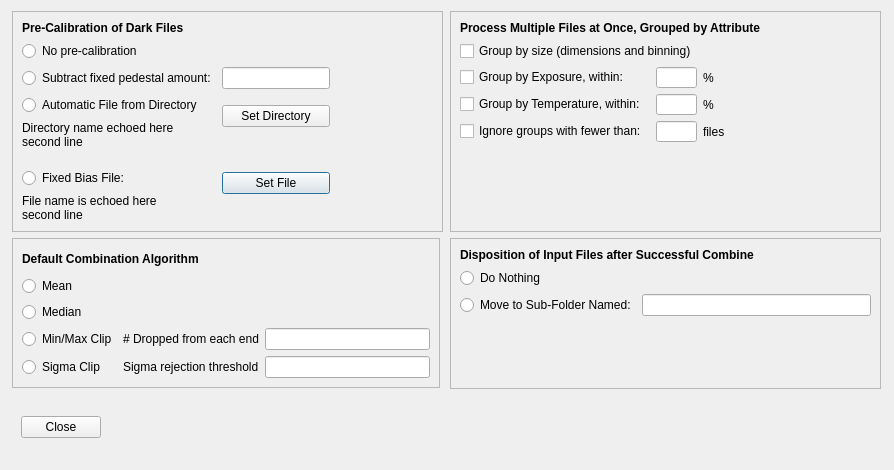
The window that PreferencesWindow.ui (RMcDOttawa/MasterDarkMaker) describes before a commit, drawn with Qt 5.
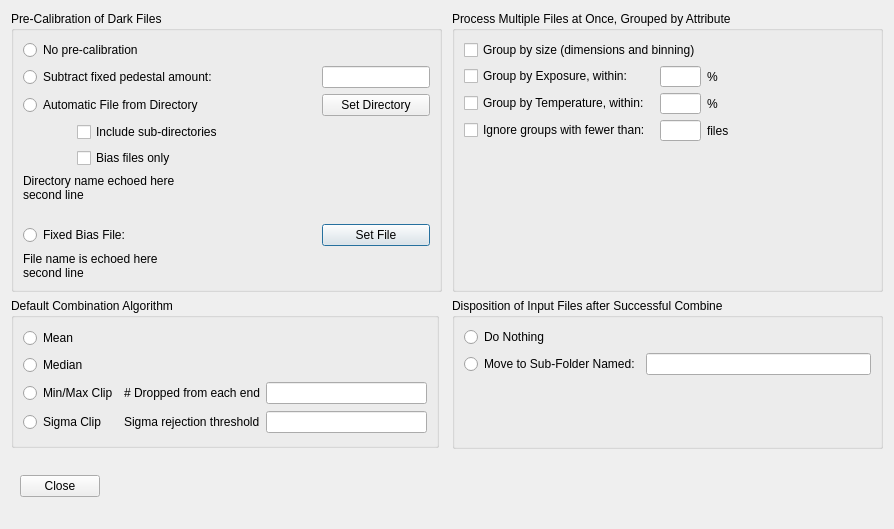
The same window after the commit.

Commit message: "Select only bias files" option implemented for auto-bias selection

```diff
--- a/PreferencesWindow.ui
+++ b/PreferencesWindow.ui
@@ -7,19 +7,19 @@
     <x>0</x>
     <y>0</y>
     <width>894</width>
-    <height>470</height>
+    <height>529</height>
    </rect>
   </property>
   <property name="minimumSize">
    <size>
     <width>894</width>
-    <height>470</height>
+    <height>529</height>
    </size>
   </property>
   <property name="maximumSize">
    <size>
     <width>894</width>
-    <height>470</height>
+    <height>529</height>
    </size>
   </property>
   <property name="windowTitle">
@@ -27,34 +27,24 @@
   </property>
   <layout class="QGridLayout" name="gridLayout_6">
    <item row="0" column="0">
-    <widget class="QFrame" name="frame_3">
+    <widget class="QGroupBox" name="groupBox_3">
      <property name="minimumSize">
       <size>
        <width>431</width>
-       <height>221</height>
+       <height>261</height>
       </size>
      </property>
      <property name="maximumSize">
       <size>
        <width>431</width>
-       <height>221</height>
+       <height>9999</height>
       </size>
      </property>
-     <property name="frameShape">
-      <enum>QFrame::StyledPanel</enum>
-     </property>
-     <property name="frameShadow">
-      <enum>QFrame::Raised</enum>
+     <property name="title">
+      <string>Pre-Calibration of Dark Files</string>
      </property>
      <layout class="QGridLayout" name="gridLayout_4">
-      <item row="0" column="0" colspan="3">
-       <widget class="QLabel" name="label_6">
-        <property name="text">
-         <string>&lt;html&gt;&lt;head/&gt;&lt;body&gt;&lt;p&gt;&lt;span style=&quot; font-weight:600;&quot;&gt;Pre-Calibration of Dark Files&lt;/span&gt;&lt;/p&gt;&lt;/body&gt;&lt;/html&gt;</string>
-        </property>
-       </widget>
-      </item>
-      <item row="1" column="0">
+      <item row="0" column="0" colspan="2">
        <widget class="QRadioButton" name="noPreClalibrationRB">
         <property name="toolTip">
          <string>No precalibration</string>
@@ -64,20 +54,7 @@
         </property>
        </widget>
       </item>
-      <item row="1" column="3" rowspan="2">
-       <spacer name="horizontalSpacer_2">
-        <property name="orientation">
-         <enum>Qt::Horizontal</enum>
-        </property>
-        <property name="sizeHint" stdset="0">
-         <size>
-          <width>82</width>
-          <height>20</height>
-         </size>
-        </property>
-       </spacer>
-      </item>
-      <item row="2" column="0" colspan="2">
+      <item row="1" column="0" colspan="3">
        <widget class="QRadioButton" name="fixedPedestalRB">
         <property name="toolTip">
          <string>Precalibrate by subtracting given constant pedestal value from every pixel</string>
@@ -87,14 +64,14 @@
         </property>
        </widget>
       </item>
-      <item row="2" column="2">
+      <item row="1" column="4">
        <widget class="QLineEdit" name="fixedPedestalAmount">
         <property name="toolTip">
          <string>Pedestal value to subtract</string>
         </property>
        </widget>
       </item>
-      <item row="3" column="0">
+      <item row="2" column="0" colspan="3">
        <widget class="QRadioButton" name="autoPreCalibrationRB">
         <property name="toolTip">
          <string>Automatically choose a matching Bias file from a directory of Bias files</string>
@@ -104,7 +81,7 @@
         </property>
        </widget>
       </item>
-      <item row="3" column="2" rowspan="2">
+      <item row="2" column="4">
        <widget class="QPushButton" name="setAutoDirectory">
         <property name="toolTip">
          <string>Set the directory containing the calibration Bias files</string>
@@ -117,20 +94,79 @@
         </property>
        </widget>
       </item>
+      <item row="3" column="0">
+       <spacer name="horizontalSpacer_5">
+        <property name="orientation">
+         <enum>Qt::Horizontal</enum>
+        </property>
+        <property name="sizeType">
+         <enum>QSizePolicy::Fixed</enum>
+        </property>
+        <property name="sizeHint" stdset="0">
+         <size>
+          <width>48</width>
+          <height>19</height>
+         </size>
+        </property>
+       </spacer>
+      </item>
+      <item row="3" column="1" colspan="2">
+       <widget class="QCheckBox" name="autoRecursive">
+        <property name="text">
+         <string>Include sub-directories</string>
+        </property>
+       </widget>
+      </item>
       <item row="3" column="3">
-       <spacer name="horizontalSpacer_4">
+       <spacer name="horizontalSpacer_2">
         <property name="orientation">
          <enum>Qt::Horizontal</enum>
         </property>
         <property name="sizeHint" stdset="0">
          <size>
-          <width>47</width>
-          <height>17</height>
+          <width>31</width>
+          <height>20</height>
          </size>
         </property>
        </spacer>
       </item>
-      <item row="4" column="0" rowspan="2">
+      <item row="4" column="0">
+       <spacer name="horizontalSpacer_6">
+        <property name="orientation">
+         <enum>Qt::Horizontal</enum>
+        </property>
+        <property name="sizeType">
+         <enum>QSizePolicy::Fixed</enum>
+        </property>
+        <property name="sizeHint" stdset="0">
+         <size>
+          <width>48</width>
+          <height>19</height>
+         </size>
+        </property>
+       </spacer>
+      </item>
+      <item row="4" column="1">
+       <widget class="QCheckBox" name="autoBiasOnly">
+        <property name="text">
+         <string>Bias files only</string>
+        </property>
+       </widget>
+      </item>
+      <item row="4" column="2">
+       <spacer name="horizontalSpacer_3">
+        <property name="orientation">
+         <enum>Qt::Horizontal</enum>
+        </property>
+        <property name="sizeHint" stdset="0">
+         <size>
+          <width>45</width>
+          <height>19</height>
+         </size>
+        </property>
+       </spacer>
+      </item>
+      <item row="5" column="0" colspan="2">
        <widget class="QLabel" name="autoDirectoryName">
         <property name="text">
          <string>&lt;html&gt;&lt;head/&gt;&lt;body&gt;&lt;p&gt;&lt;span style=&quot; font-size:9pt;&quot;&gt;Directory name echoed here&lt;br/&gt;second line&lt;/span&gt;&lt;/p&gt;&lt;/body&gt;&lt;/html&gt;</string>
@@ -143,7 +179,7 @@
         </property>
        </widget>
       </item>
-      <item row="6" column="0">
+      <item row="6" column="0" colspan="2">
        <widget class="QRadioButton" name="FixedPreCalFileRB">
         <property name="toolTip">
          <string>Use fixed bias file specified here for precalibration</string>
@@ -153,20 +189,7 @@
         </property>
        </widget>
       </item>
-      <item row="6" column="3">
-       <spacer name="horizontalSpacer_3">
-        <property name="orientation">
-         <enum>Qt::Horizontal</enum>
-        </property>
-        <property name="sizeHint" stdset="0">
-         <size>
-          <width>82</width>
-          <height>20</height>
-         </size>
-        </property>
-       </spacer>
-      </item>
-      <item row="7" column="0">
+      <item row="7" column="0" colspan="2">
        <widget class="QLabel" name="precalibrationPathDisplay">
         <property name="sizePolicy">
          <sizepolicy hsizetype="Preferred" vsizetype="Fixed">
@@ -191,7 +214,7 @@
         </property>
        </widget>
       </item>
-      <item row="5" column="2" rowspan="3">
+      <item row="6" column="4">
        <widget class="QPushButton" name="selectPreCalFile">
         <property name="text">
          <string>Set File</string>
@@ -202,40 +225,24 @@
     </widget>
    </item>
    <item row="0" column="1">
-    <widget class="QFrame" name="frame">
+    <widget class="QGroupBox" name="groupBox">
      <property name="minimumSize">
       <size>
        <width>431</width>
-       <height>125</height>
+       <height>281</height>
       </size>
      </property>
      <property name="maximumSize">
       <size>
        <width>431</width>
-       <height>221</height>
+       <height>281</height>
       </size>
      </property>
-     <property name="frameShape">
-      <enum>QFrame::StyledPanel</enum>
-     </property>
-     <property name="frameShadow">
-      <enum>QFrame::Raised</enum>
+     <property name="title">
+      <string>Process Multiple Files at Once, Grouped by Attribute</string>
      </property>
      <layout class="QGridLayout" name="gridLayout_2">
-      <item row="0" column="0" colspan="3">
-       <widget class="QLabel" name="label_4">
-        <property name="maximumSize">
-         <size>
-          <width>338</width>
-          <height>16</height>
-         </size>
-        </property>
-        <property name="text">
-         <string>&lt;html&gt;&lt;head/&gt;&lt;body&gt;&lt;p&gt;&lt;span style=&quot; font-weight:600;&quot;&gt;Process Multiple Files at Once, Grouped by Attribute&lt;/span&gt;&lt;/p&gt;&lt;/body&gt;&lt;/html&gt;</string>
-        </property>
-       </widget>
-      </item>
-      <item row="1" column="0" colspan="2">
+      <item row="0" column="0" colspan="2">
        <widget class="QCheckBox" name="groupBySizeCB">
         <property name="toolTip">
          <string>Process sets of files having different dimensions or binnings</string>
@@ -245,17 +252,7 @@
         </property>
        </widget>
       </item>
-      <item row="2" column="0">
-       <widget class="QCheckBox" name="groupByExposureCB">
-        <property name="toolTip">
-         <string>Process sets of files having different exposure times</string>
-        </property>
-        <property name="text">
-         <string>Group by Exposure, within:</string>
-        </property>
-       </widget>
-      </item>
-      <item row="2" column="1">
+      <item row="1" column="1">
        <widget class="QLineEdit" name="exposureGroupTolerance">
         <property name="maximumSize">
          <size>
@@ -268,24 +265,14 @@
         </property>
        </widget>
       </item>
-      <item row="2" column="2">
+      <item row="1" column="2">
        <widget class="QLabel" name="label_7">
         <property name="text">
          <string>%</string>
         </property>
        </widget>
       </item>
-      <item row="3" column="0">
-       <widget class="QCheckBox" name="groupByTemperatureCB">
-        <property name="toolTip">
-         <string>Process sets of files having different CCD temperatures</string>
-        </property>
-        <property name="text">
-         <string>Group by Temperature, within:</string>
-        </property>
-       </widget>
-      </item>
-      <item row="3" column="1">
+      <item row="2" column="1">
        <widget class="QLineEdit" name="temperatureGroupTolerance">
         <property name="maximumSize">
          <size>
@@ -298,38 +285,58 @@
         </property>
        </widget>
       </item>
-      <item row="3" column="2">
+      <item row="2" column="2">
        <widget class="QLabel" name="label_8">
         <property name="text">
          <string>%</string>
         </property>
        </widget>
       </item>
-      <item row="4" column="0">
+      <item row="3" column="1">
+       <widget class="QLineEdit" name="minimumGroupSize">
+        <property name="maximumSize">
+         <size>
+          <width>41</width>
+          <height>21</height>
+         </size>
+        </property>
+       </widget>
+      </item>
+      <item row="2" column="0">
+       <widget class="QCheckBox" name="groupByTemperatureCB">
+        <property name="toolTip">
+         <string>Process sets of files having different CCD temperatures</string>
+        </property>
+        <property name="text">
+         <string>Group by Temperature, within:</string>
+        </property>
+       </widget>
+      </item>
+      <item row="3" column="0">
        <widget class="QCheckBox" name="ignoreSmallGroupsCB">
         <property name="text">
          <string>Ignore groups with fewer than:</string>
         </property>
        </widget>
       </item>
-      <item row="4" column="1">
-       <widget class="QLineEdit" name="minimumGroupSize">
-        <property name="maximumSize">
-         <size>
-          <width>41</width>
-          <height>21</height>
-         </size>
-        </property>
-       </widget>
-      </item>
-      <item row="4" column="2">
+      <item row="3" column="2">
        <widget class="QLabel" name="label_9">
         <property name="text">
          <string>files</string>
         </property>
        </widget>
       </item>
-      <item row="5" column="0">
+      <item row="1" column="0">
+       <widget class="QCheckBox" name="groupByExposureCB">
+        <property name="toolTip">
+         <string>Process sets of files having different exposure times</string>
+        </property>
+        <property name="text">
+         <string>Group by Exposure, within:</string>
+        </property>
+       </widget>
+      </item>
+      <item row="4" column="0">
        <spacer name="verticalSpacer">
         <property name="orientation">
          <enum>Qt::Vertical</enum>
@@ -346,7 +353,7 @@
     </widget>
    </item>
    <item row="1" column="0">
-    <widget class="QFrame" name="CombineMethod">
+    <widget class="QGroupBox" name="CombineMethod">
      <property name="minimumSize">
       <size>
        <width>428</width>
@@ -359,21 +366,11 @@
        <height>150</height>
       </size>
      </property>
-     <property name="frameShape">
-      <enum>QFrame::StyledPanel</enum>
-     </property>
-     <property name="frameShadow">
-      <enum>QFrame::Raised</enum>
+     <property name="title">
+      <string>Default Combination Algorithm</string>
      </property>
      <layout class="QGridLayout" name="gridLayout">
-      <item row="3" column="1">
-       <widget class="QLabel" name="label_2">
-        <property name="text">
-         <string># Dropped from each end</string>
-        </property>
-       </widget>
-      </item>
-      <item row="1" column="0">
+      <item row="0" column="0">
        <widget class="QRadioButton" name="combineMeanRB">
         <property name="toolTip">
          <string>Simple mean. Best signal-to-noise, but outliers (satellites etc) will show up.</string>
@@ -386,27 +383,31 @@
         </attribute>
        </widget>
       </item>
-      <item row="4" column="0">
-       <widget class="QRadioButton" name="combineSigmaRB">
+      <item row="2" column="2">
+       <widget class="QLineEdit" name="minMaxNumDropped">
         <property name="toolTip">
          <string>Drop pixels more than a given sigma ratio from the mean, then mean the rest. Good rejection of anomalous data.</string>
         </property>
-        <property name="text">
-         <string>Sigma Clip</string>
+       </widget>
+      </item>
+      <item row="3" column="2">
+       <widget class="QLineEdit" name="sigmaThreshold">
+        <property name="toolTip">
+         <string>&lt;html&gt;&lt;head/&gt;&lt;body&gt;&lt;p&gt;Sigma ratio (how many standard deviations the value is from the mean) beyond which data are dropped.  Try 2.0 then experiment.&lt;/p&gt;&lt;/body&gt;&lt;/html&gt;</string>
         </property>
         <attribute name="buttonGroup">
          <string notr="true">combineMethodGroup</string>
         </attribute>
        </widget>
       </item>
-      <item row="4" column="1">
+      <item row="3" column="1">
        <widget class="QLabel" name="label_3">
         <property name="text">
          <string>Sigma rejection threshold</string>
         </property>
        </widget>
       </item>
-      <item row="2" column="0">
+      <item row="1" column="0">
        <widget class="QRadioButton" name="combineMedianRB">
         <property name="toolTip">
          <string>Simple median. Rejects outliers, but signal-to-noise not as good as with Mean.</string>
@@ -419,14 +420,14 @@
         </attribute>
        </widget>
       </item>
-      <item row="3" column="2">
-       <widget class="QLineEdit" name="minMaxNumDropped">
-        <property name="toolTip">
-         <string>&lt;html&gt;&lt;head/&gt;&lt;body&gt;&lt;p&gt;How many min and max values are dropped?  (1 = drop all instances of the max and all instances of the min; 2 = all instances of max and next-to-max and all instances of 2 min values, etc.)&lt;/p&gt;&lt;/body&gt;&lt;/html&gt;</string>
+      <item row="2" column="1">
+       <widget class="QLabel" name="label_2">
+        <property name="text">
+         <string># Dropped from each end</string>
         </property>
        </widget>
       </item>
-      <item row="3" column="0">
+      <item row="2" column="0">
        <widget class="QRadioButton" name="combineMinMaxRB">
         <property name="toolTip">
          <string>Drop min and max values, then Mean. Works well when outliers are hot or black pixels.</string>
@@ -439,17 +440,13 @@
         </attribute>
        </widget>
       </item>
-      <item row="4" column="2">
-       <widget class="QLineEdit" name="sigmaThreshold">
+      <item row="3" column="0">
+       <widget class="QRadioButton" name="combineSigmaRB">
         <property name="toolTip">
          <string>&lt;html&gt;&lt;head/&gt;&lt;body&gt;&lt;p&gt;Sigma ratio (how many standard deviations the value is from the mean) beyond which data are dropped.  Try 2.0 then experiment.&lt;/p&gt;&lt;/body&gt;&lt;/html&gt;</string>
         </property>
-       </widget>
-      </item>
-      <item row="0" column="0" colspan="3">
-       <widget class="QLabel" name="label">
         <property name="text">
-         <string>&lt;html&gt;&lt;head/&gt;&lt;body&gt;&lt;p&gt;&lt;span style=&quot; font-weight:600;&quot;&gt;Default Combination Algorithm&lt;/span&gt;&lt;/p&gt;&lt;/body&gt;&lt;/html&gt;</string>
+         <string>Sigma Clip</string>
         </property>
        </widget>
       </item>
@@ -457,7 +454,7 @@
     </widget>
    </item>
    <item row="1" column="1">
-    <widget class="QFrame" name="frame_2">
+    <widget class="QGroupBox" name="groupBox_2">
      <property name="minimumSize">
       <size>
        <width>431</width>
@@ -470,40 +467,11 @@
        <height>151</height>
       </size>
      </property>
-     <property name="frameShape">
-      <enum>QFrame::StyledPanel</enum>
-     </property>
-     <property name="frameShadow">
-      <enum>QFrame::Raised</enum>
+     <property name="title">
+      <string>Disposition of Input Files after Successful Combine</string>
      </property>
      <layout class="QGridLayout" name="gridLayout_3">
-      <item row="0" column="0" colspan="2">
-       <widget class="QLabel" name="label_5">
-        <property name="maximumSize">
-         <size>
-          <width>330</width>
-          <height>16</height>
-         </size>
-        </property>
-        <property name="text">
-         <string>&lt;html&gt;&lt;b&gt;Disposition of Input Files after Successful Combine&lt;/b&gt;&lt;/html&gt;</string>
-        </property>
-       </widget>
-      </item>
       <item row="1" column="0">
-       <widget class="QRadioButton" name="dispositionNothingRB">
-        <property name="toolTip">
-         <string>Leave the input files alone.</string>
-        </property>
-        <property name="text">
-         <string>Do Nothing</string>
-        </property>
-        <attribute name="buttonGroup">
-         <string notr="true">dispositionGroup</string>
-        </attribute>
-       </widget>
-      </item>
-      <item row="2" column="0">
        <widget class="QRadioButton" name="dispositionSubFolderRB">
         <property name="toolTip">
          <string>Move the input files to a sub-folder (in the same directory as the input files) with the given name</string>
@@ -516,14 +484,7 @@
         </attribute>
        </widget>
       </item>
-      <item row="2" column="1">
-       <widget class="QLineEdit" name="subFolderName">
-        <property name="toolTip">
-         <string>&lt;html&gt;&lt;head/&gt;&lt;body&gt;&lt;p&gt;Name for the folder to move the processed files. Optionally this name can contain %d, %t, or %f, which will be replaced by the date, time, and filter name, respectively.&lt;/p&gt;&lt;/body&gt;&lt;/html&gt;</string>
-        </property>
-       </widget>
-      </item>
-      <item row="3" column="0">
+      <item row="2" column="0">
        <spacer name="verticalSpacer_2">
         <property name="orientation">
          <enum>Qt::Vertical</enum>
@@ -536,10 +497,30 @@
         </property>
        </spacer>
       </item>
+      <item row="1" column="1">
+       <widget class="QLineEdit" name="subFolderName">
+        <property name="toolTip">
+         <string>&lt;html&gt;&lt;head/&gt;&lt;body&gt;&lt;p&gt;Name for the folder to move the processed files. Optionally this name can contain %d, %t, or %f, which will be replaced by the date, time, and filter name, respectively.&lt;/p&gt;&lt;/body&gt;&lt;/html&gt;</string>
+        </property>
+       </widget>
+      </item>
+      <item row="0" column="0">
+       <widget class="QRadioButton" name="dispositionNothingRB">
+        <property name="toolTip">
+         <string>Leave the input files alone.</string>
+        </property>
+        <property name="text">
+         <string>Do Nothing</string>
+        </property>
+        <attribute name="buttonGroup">
+         <string notr="true">dispositionGroup</string>
+        </attribute>
+       </widget>
+      </item>
      </layout>
     </widget>
    </item>
-   <item row="2" column="0" colspan="2">
+   <item row="2" column="0">
     <widget class="QWidget" name="widget" native="true">
      <layout class="QGridLayout" name="gridLayout_5">
       <item row="0" column="0">
```
Left out of the diff: 12 changed lines with no effect on the pictures. The commit also changes 8 other files.
